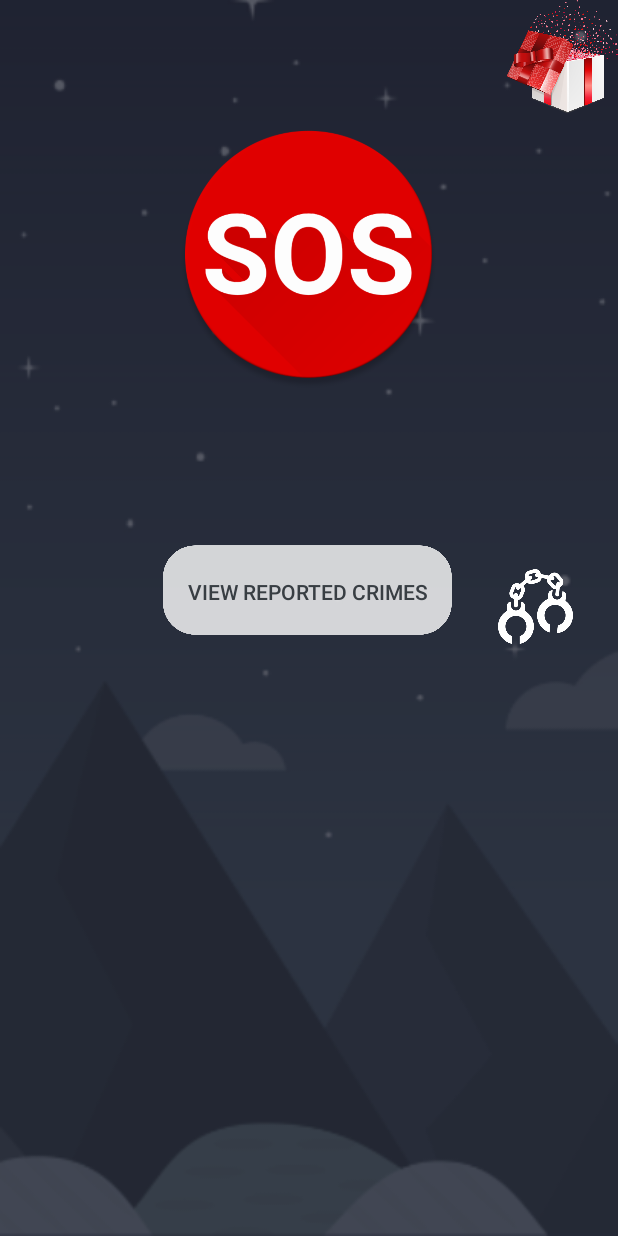
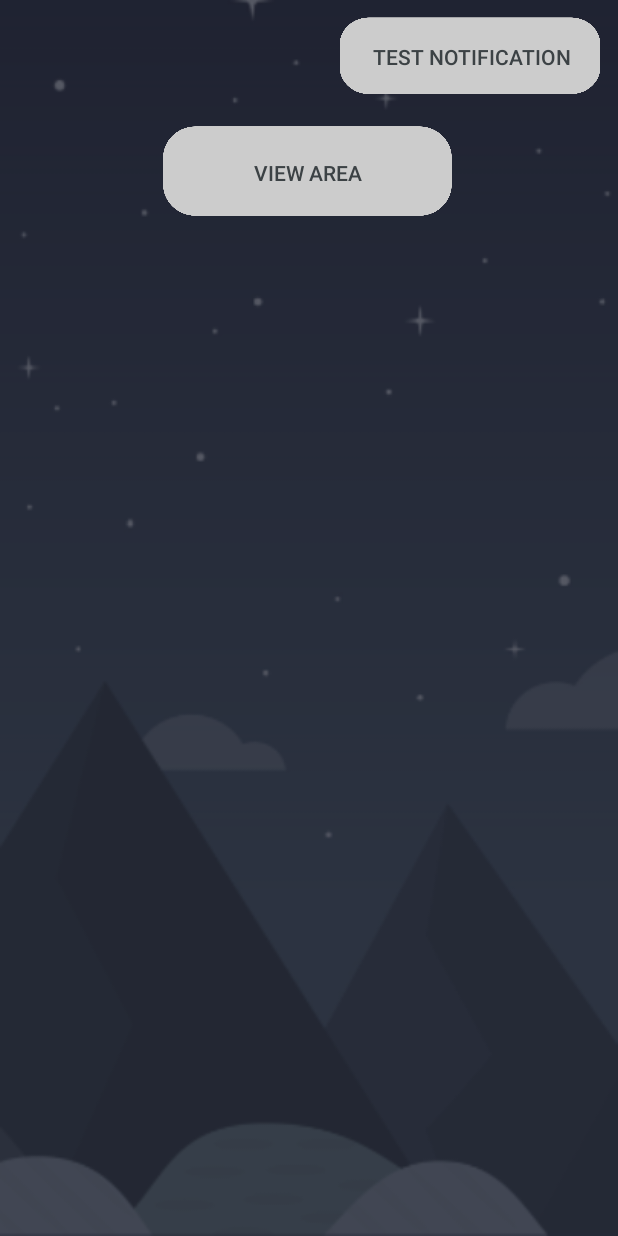
Before and after one commit to coolboyhs10/WildlifeSaviour, an Android app: the MainActivity screen opened directly, with no data from a screen before it, on a phone screen of 412 x 824 dp. Run offline under Robolectric (Android 15) with nearby library versions, the phone set to English and light mode, and no system bars.

Commit message:
map activity and push notify added

```diff
--- a/app/build.gradle
+++ b/app/build.gradle
@@ -24,6 +24,7 @@ dependencies {
     implementation 'com.android.support.constraint:constraint-layout:1.1.1'
     implementation 'com.android.support:recyclerview-v7:27.1.1'
     implementation 'com.google.firebase:firebase-auth:11.6.0'
+    implementation 'com.google.android.gms:play-services-maps:11.6.0'
     testImplementation 'junit:junit:4.12'
     androidTestImplementation 'com.android.support.test:runner:1.0.2'
     androidTestImplementation 'com.android.support.test.espresso:espresso-core:3.0.2'
--- a/app/src/main/java/com/example/codehead/criminalintent/MainActivity.java
+++ b/app/src/main/java/com/example/codehead/criminalintent/MainActivity.java
@@ -1,13 +1,20 @@
 package com.example.codehead.criminalintent;
 import android.Manifest;
+import android.app.Notification;
+import android.app.NotificationChannel;
+import android.app.NotificationManager;
 import android.app.PendingIntent;
+import android.content.Context;
 import android.content.Intent;
 import android.content.pm.PackageManager;
+import android.os.Build;
 import android.os.Bundle;
 import android.support.v4.app.ActivityCompat;
+import android.support.v4.app.NotificationCompat;
 import android.support.v4.content.ContextCompat;
 import android.support.v7.app.AppCompatActivity;
 import android.telephony.SmsManager;
+import android.util.Log;
 import android.view.View;
 import android.view.Window;
 import android.view.WindowManager;
@@ -18,89 +25,81 @@ import android.widget.Toast;
 public class MainActivity extends AppCompatActivity {
 
     private static final int MY_PERMISSIONS_REQUEST = 1;
-    Button mSOSButton,mReportCrimeButton,mViewCrimesButton;
-    ImageButton rewardButton;
+    Button mapButton, testButton;
 
     @Override
     protected void onCreate(Bundle savedInstanceState) {
         super.onCreate(savedInstanceState);
-//
         requestWindowFeature(Window.FEATURE_NO_TITLE);
         getWindow().setFlags(WindowManager.LayoutParams.FLAG_FULLSCREEN,
                 WindowManager.LayoutParams.FLAG_FULLSCREEN);
         setContentView(R.layout.activity_main);
-        requestPermission();
-        mSOSButton=findViewById(R.id.sosbtn);
-//        mReportCrimeButton=findViewById(R.id.reportcrimebtn);
-        mViewCrimesButton=findViewById(R.id.viewcrimebtn);
-        rewardButton = findViewById(R.id.reward);
 
-        mViewCrimesButton.setOnClickListener(new View.OnClickListener() {
+        mapButton = findViewById(R.id.b_map);
+        testButton = findViewById(R.id.test);
+
+        testButton.setOnClickListener(new View.OnClickListener() {
             @Override
-            public void onClick(View v) {
-                Intent i =new Intent(MainActivity.this,CrimeListActivity.class);
-                startActivity(i);
+            public void onClick(View view) {
+                Log.d("NOT", "here");
+                int mNotificationId = 001;
+
+
+                NotificationCompat.Builder mBuilder =
+                        new NotificationCompat.Builder(MainActivity.this)
+                                .setSmallIcon(R.drawable.logo)
+                                .setContentTitle("New Hotspot detected!")
+                                .setContentText("Click to view")
+                                .setPriority(NotificationCompat.PRIORITY_HIGH);
+
+//                                .setOngoing(true);
+
+//                mBuilder.build();
+                // Create pending intent, mention the Activity which needs to be
+                //triggered when user clicks on notification(StopScript.class in this case)
+
+                PendingIntent contentIntent = PendingIntent.getActivity(MainActivity.this, 0,
+                        new Intent(MainActivity.this, MapsActivity.class), PendingIntent.FLAG_UPDATE_CURRENT);
+
+
+                mBuilder.setContentIntent(contentIntent);
+
+                // Gets an instance of the NotificationManager service
+                NotificationManager mNotificationManager =
+                        (NotificationManager) getSystemService(Context.NOTIFICATION_SERVICE);
+
+
+                // creating notification channel
+                if (Build.VERSION.SDK_INT >= Build.VERSION_CODES.O) {
+                    mBuilder.setChannelId("com.example.codehead.criminalintent");
+                }
+                if (Build.VERSION.SDK_INT >= Build.VERSION_CODES.O) {
+                    NotificationChannel channel = new NotificationChannel(
+                            "com.example.codehead.criminalintent",
+                            "Wild Devengers",
+                            NotificationManager.IMPORTANCE_DEFAULT
+                    );
+                    if (mNotificationManager != null) {
+                        mNotificationManager.createNotificationChannel(channel);
+                    }
+                }
+
+                // Builds the notification and issues it.
+                mNotificationManager.notify(mNotificationId, mBuilder.build());
+
             }
         });
 
-/*        mReportCrimeButton.setOnClickListener(new View.OnClickListener() {
+        mapButton.setOnClickListener(new View.OnClickListener() {
+
             @Override
-            public void onClick(View v) {
-                Intent i =new Intent(MainActivity.this,CrimeActivity.class);
-                startActivity(i);
-            }
-        });*/
-
-        mSOSButton.setOnLongClickListener(new View.OnLongClickListener() {
-            @Override
-            public boolean onLongClick(View v) {
-                Intent intent=new Intent(getApplicationContext(),MainActivity.class);
-                PendingIntent pi=PendingIntent.getActivity(getApplicationContext(), 0, intent,0);
-                SmsManager sms= SmsManager.getDefault();
-                sms.sendTextMessage("+919716773684", null, "Emergency! Wildlife in danger at location \n lat:23.636231\n long: 77.343222", pi,null);
-
-                Toast.makeText(getApplicationContext(),
-                        "SENT!!", Toast.LENGTH_LONG).show();
-                return true;
+            public void onClick(View view) {
+                Intent newintent=new Intent(MainActivity.this,MapsActivity.class);
+                startActivity(newintent);
             }
         });
 
-        rewardButton.setOnClickListener(new View.OnClickListener() {
-            @Override
-            public void onClick(View view) {
-                Intent i =new Intent(MainActivity.this,RewardActivity.class);
-                startActivity(i);
-            }
-        });
 
-    }
-
-
-    private void requestPermission() {
-
-        if (ContextCompat.checkSelfPermission(MainActivity.this,
-                android.Manifest.permission.SEND_SMS) != PackageManager.PERMISSION_GRANTED) {
-
-            // Permission is not granted
-            // Should we show an explanation?
-            if (ActivityCompat.shouldShowRequestPermissionRationale(MainActivity.this,
-                    Manifest.permission.SEND_SMS)) {
-                // Show an explanation to the user *asynchronously* -- don't block
-                // this thread waiting for the user's response! After the user
-                // sees the explanation, try again to request the permission.
-            } else {
-                // No explanation needed; request the permission
-                ActivityCompat.requestPermissions(MainActivity.this,
-                        new String[]{Manifest.permission.SEND_SMS},
-                        MY_PERMISSIONS_REQUEST);
-
-                // MY_PERMISSIONS_REQUEST_READ_CONTACTS is an
-                // app-defined int constant. The callback method gets the
-                // result of the request.
-            }
-        } else {
-            // Permission has already been granted
-        }
     }
 
 
--- a/app/src/main/res/layout/activity_main.xml
+++ b/app/src/main/res/layout/activity_main.xml
@@ -8,55 +8,61 @@
     android:background="@drawable/background"
     tools:context=".LoginActivity">
 
-    <ImageButton
-        android:id="@+id/reward"
-        android:layout_width="80dp"
-        android:layout_height="80dp"
+    <Button
+        android:id="@+id/test"
+        android:layout_width="180dp"
+        android:layout_height="60dp"
         android:layout_alignParentEnd="true"
         android:layout_alignParentTop="true"
-        android:paddingTop="8dp"
-        android:paddingEnd="8dp"
-        android:background="@drawable/gift" />
+        android:layout_marginTop="8dp"
+        android:layout_marginEnd="8dp"
+        android:textColor="#3c4245"
+        android:background="@drawable/button"
+        android:backgroundTint="@color/colorTransparentWhite"
+        android:text="Test Notification"
+        />
 
     <Button
-        android:id="@+id/sosbtn"
-        android:layout_width="179dp"
-        android:layout_height="179dp"
+        android:id="@+id/b_map"
+        android:layout_width="199dp"
+        android:layout_height="70dp"
         android:layout_alignParentTop="true"
         android:layout_centerHorizontal="true"
         android:layout_marginTop="80dp"
-        android:background="@drawable/sos"
-        app:layout_constraintEnd_toEndOf="parent"
-        app:layout_constraintStart_toStartOf="parent"
-        app:layout_constraintTop_toTopOf="parent" />
+        android:textColor="#3c4245"
+        android:background="@drawable/button"
+        android:backgroundTint="@color/colorTransparentWhite"
+        android:text="View Area"/>
 
 
-    <Button
-        android:id="@+id/viewcrimebtn"
-        android:layout_width="199dp"
-        android:layout_height="70dp"
-        android:layout_below="@+id/sosbtn"
-        android:alpha="0.8"
-        android:background="@drawable/button"
-        android:layout_centerHorizontal="true"
-        android:layout_marginTop="100dp"
-        android:backgroundTint="@color/colorWhite"
-        android:text="View reported crimes"
-        android:textColor="#3c4245"
-        app:layout_constraintBottom_toBottomOf="parent"
-        app:layout_constraintEnd_toEndOf="parent"
-        app:layout_constraintHorizontal_bias="0.503"
-        app:layout_constraintStart_toStartOf="parent" />
 
 
-    <ImageView
-        android:id="@+id/hand"
-        android:layout_width="50dp"
-        android:layout_height="50dp"
-        android:layout_alignBottom="@+id/viewcrimebtn"
-        android:layout_alignStart="@+id/reward"
-        android:background="@drawable/hand"
-        android:backgroundTint="@color/colorWhite" />
+    <!--<Button-->
+    <!--android:id="@+id/viewcrimebtn"-->
+    <!--android:layout_width="199dp"-->
+    <!--android:layout_height="70dp"-->
+    <!--android:layout_below="@+id/sosbtn"-->
+    <!--android:alpha="0.8"-->
+    <!--android:background="@drawable/button"-->
+    <!--android:layout_centerHorizontal="true"-->
+    <!--android:layout_marginTop="100dp"-->
+    <!--android:backgroundTint="@color/colorWhite"-->
+    <!--android:text="View reported crimes"-->
+    <!--android:textColor="#3c4245"-->
+    <!--app:layout_constraintBottom_toBottomOf="parent"-->
+    <!--app:layout_constraintEnd_toEndOf="parent"-->
+    <!--app:layout_constraintHorizontal_bias="0.503"-->
+    <!--app:layout_constraintStart_toStartOf="parent" />-->
+
+
+    <!--<ImageView-->
+    <!--android:id="@+id/hand"-->
+    <!--android:layout_width="50dp"-->
+    <!--android:layout_height="50dp"-->
+    <!--android:layout_alignBottom="@+id/viewcrimebtn"-->
+    <!--android:layout_alignStart="@+id/reward"-->
+    <!--android:background="@drawable/hand"-->
+    <!--android:backgroundTint="@color/colorWhite" />-->
 
 
 
--- a/app/src/main/res/values/strings.xml
+++ b/app/src/main/res/values/strings.xml
@@ -34,5 +34,6 @@
     <string name="rew_str">
         Congratulations! You are a \n<b>Wild Devenger</b>\n\nHere is your reward
     </string>
+    <string name="title_activity_maps">Map</string>
 
 </resources>
```
Also changed, not shown: app/src/debug/res/values/google_maps_api.xml (added, +24 -0 lines), app/src/main/AndroidManifest.xml (+23 -1 lines), app/src/main/java/com/example/codehead/criminalintent/LoginActivity.java (+10 -108 lines), app/src/main/java/com/example/codehead/criminalintent/MapsActivity.java (added, +56 -0 lines), app/src/main/res/layout/activity_login.xml (+11 -47 lines), app/src/main/res/layout/activity_maps.xml (added, +9 -0 lines), 1 other file.
